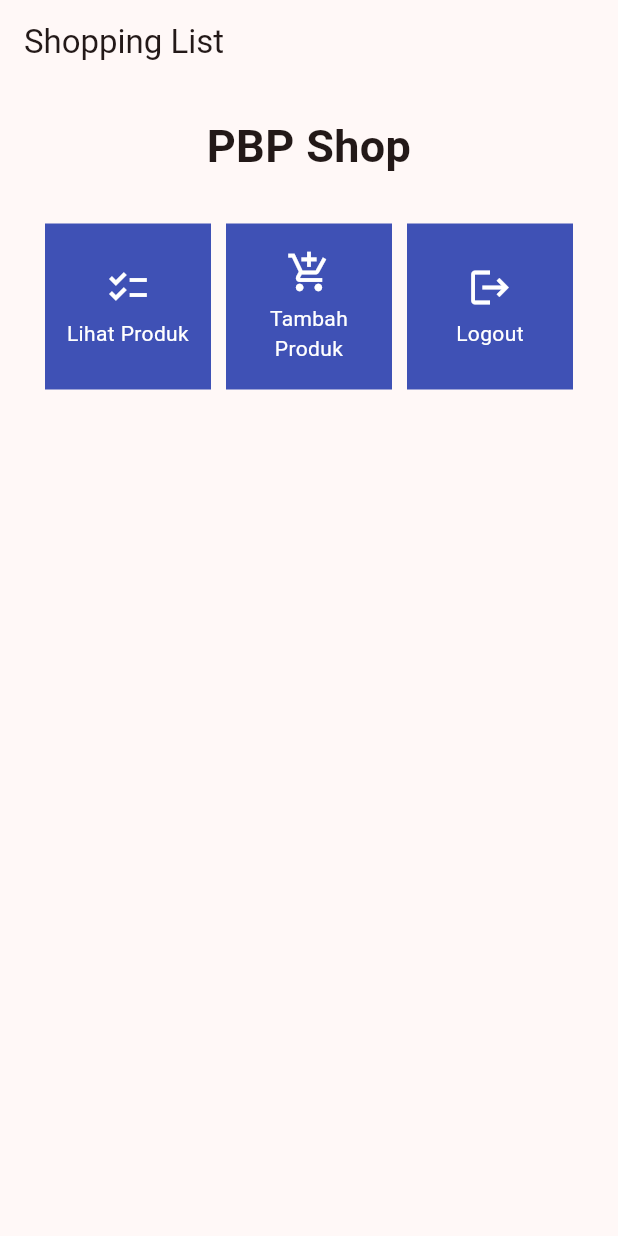
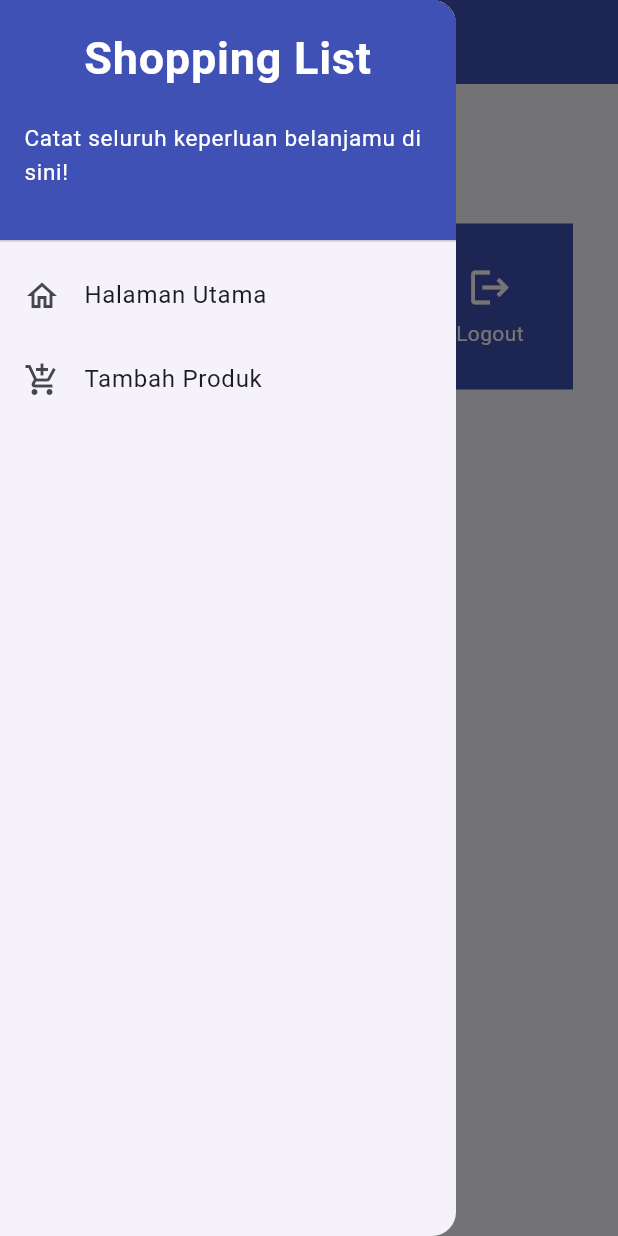
Before and after one commit to edbert2397/shopping-list-mobile, a Flutter app: the screen it shows after launch, with the side drawer open (before the commit the screen has no drawer), on a phone screen of 412 x 824 dp. Run offline on Flutter 3.47's test engine with Material 2 defaults, Android fonts, the phone set to English and light mode, and no system bars.

Commit message:
tutorial 7

```diff
--- a/lib/main.dart
+++ b/lib/main.dart
@@ -1,5 +1,5 @@
 import 'package:flutter/material.dart';
-import 'package:shopping_list/menu.dart';
+import 'package:shopping_list/screens/menu.dart';
 
 
 void main() {
@@ -30,7 +30,7 @@ class MyApp extends StatelessWidget {
         //
         // This works for code too, not just values: Most code changes can be
         // tested with just a hot reload.
-        colorScheme: ColorScheme.fromSeed(seedColor: Colors.red),
+        colorScheme: ColorScheme.fromSeed(seedColor: Colors.indigo),
         useMaterial3: true,
       ),
       home:  MyHomePage(),
--- a/lib/menu.dart
+++ b/lib/screens/menu.dart
@@ -1,62 +1,15 @@
 import 'package:flutter/material.dart';
-class ShopItem {
-  final String name;
-  final IconData icon;
+import 'package:shopping_list/widgets/left_drawer.dart';
+import 'package:shopping_list/widgets/shop_card.dart';
 
-  ShopItem(this.name, this.icon);
-}
-class ShopCard extends StatelessWidget {
-  final ShopItem item;
-
-  const ShopCard(this.item, {super.key}); // Constructor
-
-  @override
-  Widget build(BuildContext context) {
-    return Material(
-      color: Colors.indigo,
-      child: InkWell(
-        // Area responsive terhadap sentuhan
-        onTap: () {
-          // Memunculkan SnackBar ketika diklik
-          ScaffoldMessenger.of(context)
-            ..hideCurrentSnackBar()
-            ..showSnackBar(SnackBar(
-                content: Text("Kamu telah menekan tombol ${item.name}!")));
-        },
-        child: Container(
-          // Container untuk menyimpan Icon dan Text
-          padding: const EdgeInsets.all(8),
-          child: Center(
-            child: Column(
-              mainAxisAlignment: MainAxisAlignment.center,
-              children: [
-                Icon(
-                  item.icon,
-                  color: Colors.white,
-                  size: 30.0,
-                ),
-                const Padding(padding: EdgeInsets.all(3)),
-                Text(
-                  item.name,
-                  textAlign: TextAlign.center,
-                  style: const TextStyle(color: Colors.white),
-                ),
-              ],
-            ),
-          ),
-        ),
-      ),
-    );
-  }
-}
 class MyHomePage extends StatelessWidget {
   MyHomePage({Key? key}) : super(key: key);
 
-  final List<ShopItem> items = [
-      ShopItem("Lihat Produk", Icons.checklist),
-      ShopItem("Tambah Produk", Icons.add_shopping_cart),
-      ShopItem("Logout", Icons.logout),
-  ];
+      final List<ShopItem> items = [
+          ShopItem("Lihat Produk", Icons.checklist),
+          ShopItem("Tambah Produk", Icons.add_shopping_cart),
+          ShopItem("Logout", Icons.logout),
+      ];
   @override
     Widget build(BuildContext context) {
         return Scaffold(
@@ -64,7 +17,10 @@ class MyHomePage extends StatelessWidget {
         title: const Text(
           'Shopping List',
         ),
+        backgroundColor: Colors.indigo,
+        foregroundColor: Colors.white,
       ),
+      drawer: const LeftDrawer(),
       body: SingleChildScrollView(
         // Widget wrapper yang dapat discroll
         child: Padding(
--- /dev/null
+++ b/lib/widgets/left_drawer.dart
@@ -0,0 +1,68 @@
+import 'package:flutter/material.dart';
+
+import 'package:shopping_list/screens/menu.dart';
+import 'package:shopping_list/screens/shoplist_form.dart';
+
+class LeftDrawer extends StatelessWidget {
+  const LeftDrawer({super.key});
+
+  @override
+  Widget build(BuildContext context) {
+    return Drawer(
+      child: ListView(
+        children: [
+          const DrawerHeader(
+            decoration: BoxDecoration(
+              color: Colors.indigo,
+            ),
+            child: Column(
+              children: [
+                Text(
+                  'Shopping List',
+                  textAlign: TextAlign.center,
+                  style: TextStyle(
+                    fontSize: 30,
+                    fontWeight: FontWeight.bold,
+                    color: Colors.white,
+                  ),
+                ),
+                Padding(padding: EdgeInsets.all(10)),
+                Center(
+                  child: Text(
+                    "Catat seluruh keperluan belanjamu di sini!",
+                    style: TextStyle(
+                      fontSize: 15,
+                      color: Colors.white,
+                      fontWeight: FontWeight.normal,
+                    ),
+                  ),
+                )
+              ],
+            ),
+          ),
+          ListTile(
+            leading: const Icon(Icons.home_outlined),
+            title: const Text('Halaman Utama'),
+            // Bagian redirection ke MyHomePage
+            onTap: () {
+              Navigator.pushReplacement(
+                  context,
+                  MaterialPageRoute(
+                    builder: (context) => MyHomePage(),
+                  ));
+            },
+          ),
+          ListTile(
+            leading: const Icon(Icons.add_shopping_cart),
+            title: const Text('Tambah Produk'),
+            // Bagian redirection ke ShopFormPage
+            onTap: () {
+              Navigator.push(context,
+              MaterialPageRoute(builder: (context) => const ShopFormPage()));
+            },
+          ),
+        ],
+      ),
+    );
+  }
+}
--- /dev/null
+++ b/lib/widgets/shop_card.dart
@@ -0,0 +1,58 @@
+
+import 'package:flutter/material.dart';
+import 'package:shopping_list/screens/shoplist_form.dart';
+class ShopItem {
+  final String name;
+  final IconData icon;
+
+  ShopItem(this.name, this.icon);
+}
+class ShopCard extends StatelessWidget {
+  final ShopItem item;
+
+  const ShopCard(this.item, {super.key}); // Constructor
+
+  @override
+  Widget build(BuildContext context) {
+    return Material(
+      color: Colors.indigo,
+      child: InkWell(
+        // Area responsive terhadap sentuhan
+        onTap: () {
+          // Memunculkan SnackBar ketika diklik
+          ScaffoldMessenger.of(context)
+            ..hideCurrentSnackBar()
+            ..showSnackBar(SnackBar(
+                content: Text("Kamu telah menekan tombol ${item.name}!")));
+          // Navigate ke route yang sesuai (tergantung jenis tombol)
+          if (item.name == "Tambah Produk") {
+            Navigator.push(context,
+            MaterialPageRoute(builder: (context) => const ShopFormPage()));
+          }
+        },
+        child: Container(
+          // Container untuk menyimpan Icon dan Text
+          padding: const EdgeInsets.all(8),
+          child: Center(
+            child: Column(
+              mainAxisAlignment: MainAxisAlignment.center,
+              children: [
+                Icon(
+                  item.icon,
+                  color: Colors.white,
+                  size: 30.0,
+                ),
+                const Padding(padding: EdgeInsets.all(3)),
+                Text(
+                  item.name,
+                  textAlign: TextAlign.center,
+                  style: const TextStyle(color: Colors.white),
+                ),
+              ],
+            ),
+          ),
+        ),
+      ),
+    );
+  }
+}
```
Also changed, not shown: lib/screens/shoplist_form.dart (added, +161 -0 lines).
